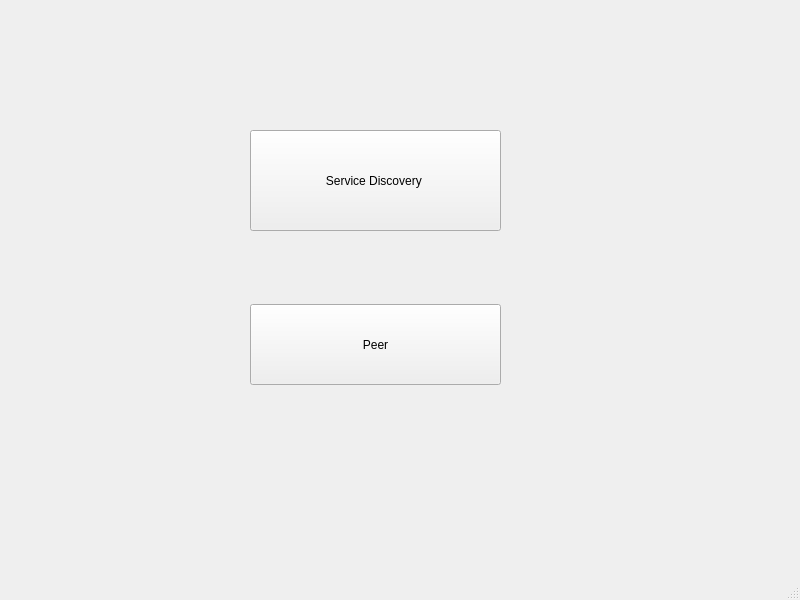
This is mainwindow.ui in a-ewais/Image-sharing-app as Qt 5 draws it before an edit. The edited form follows.
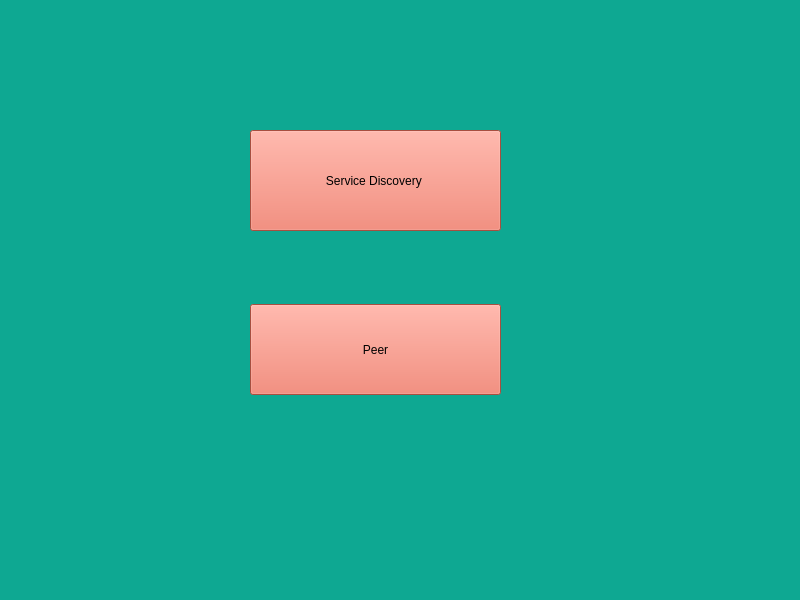
This is the edited form.

The edit to the form file:
```diff
--- a/mainwindow.ui
+++ b/mainwindow.ui
@@ -13,6 +13,10 @@
   <property name="windowTitle">
    <string>MainWindow</string>
   </property>
+  <property name="styleSheet">
+   <string notr="true">
+background-color: rgb(14, 168, 146);</string>
+  </property>
   <widget class="QWidget" name="centralwidget">
    <widget class="QPushButton" name="service">
     <property name="geometry">
@@ -23,6 +27,9 @@
       <height>101</height>
      </rect>
     </property>
+    <property name="styleSheet">
+     <string notr="true">background-color: rgb(234, 110, 89);</string>
+    </property>
     <property name="text">
      <string>Service Discovery </string>
     </property>
@@ -33,9 +40,12 @@
       <x>250</x>
       <y>304</y>
       <width>251</width>
-      <height>81</height>
+      <height>91</height>
      </rect>
     </property>
+    <property name="styleSheet">
+     <string notr="true">background-color: rgb(234, 110, 89);</string>
+    </property>
     <property name="text">
      <string>Peer</string>
     </property>
```
